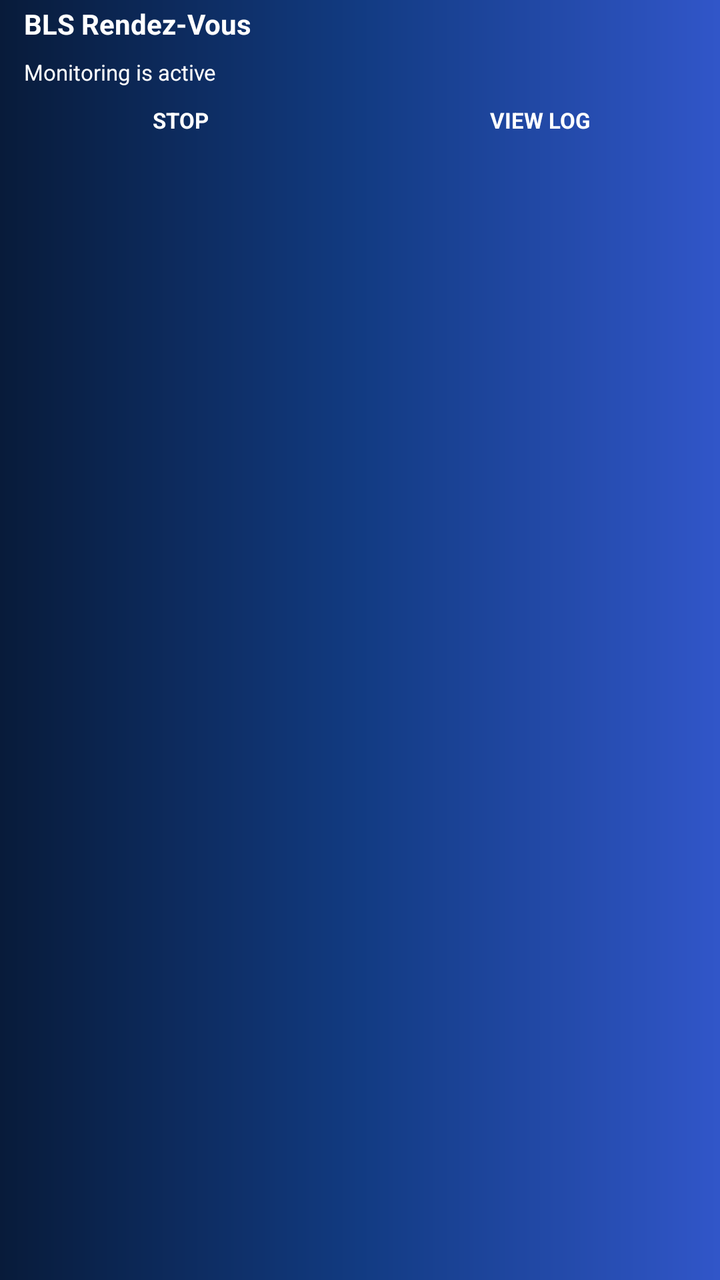
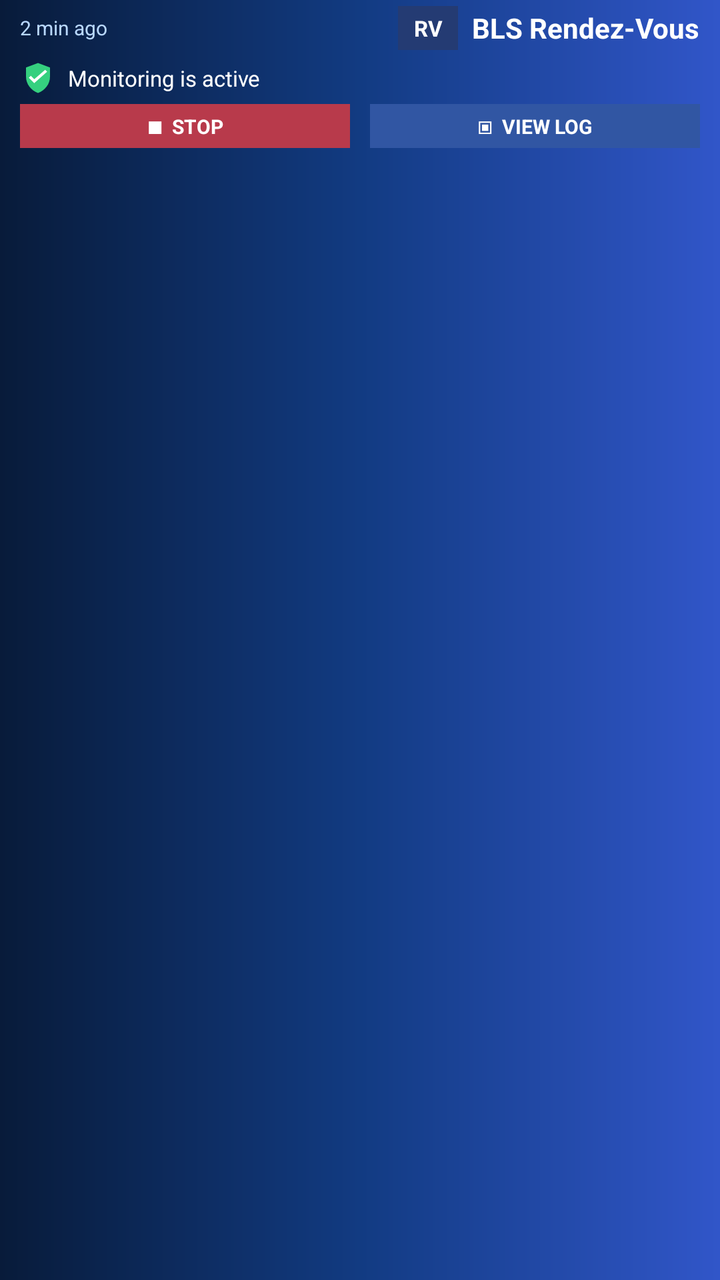

An Android layout rendered at two revisions. The XML below is the earlier revision; the diff shows what the commit changed to produce the second picture.
<!-- AndroidManifest.xml: application theme android:Theme.Material.Light.NoActionBar -->
<!-- res/layout/notification_monitoring.xml -->
<?xml version="1.0" encoding="utf-8"?>
<LinearLayout
    xmlns:android="http://schemas.android.com/apk/res/android"
    android:layout_width="match_parent"
    android:layout_height="72dp"
    android:orientation="vertical"
    android:background="@drawable/notification_header_bg">

    <TextView
        android:id="@+id/notification_title"
        android:layout_width="match_parent"
        android:layout_height="24dp"
        android:paddingStart="12dp"
        android:paddingEnd="12dp"
        android:text="BLS Rendez-Vous"
        android:textColor="#FFFFFF"
        android:textSize="14sp"
        android:textStyle="bold"
        android:gravity="center_vertical"
        android:maxLines="1" />

    <LinearLayout
        android:layout_width="match_parent"
        android:layout_height="24dp"
        android:orientation="horizontal">

        <TextView
            android:id="@+id/notification_description"
            android:layout_width="0dp"
            android:layout_height="match_parent"
            android:layout_weight="1"
            android:paddingStart="12dp"
            android:paddingEnd="4dp"
            android:text="Monitoring is active"
            android:textColor="#FFFFFF"
            android:textSize="11sp"
            android:gravity="center_vertical"
            android:maxLines="1" />

    </LinearLayout>

    <LinearLayout
        android:layout_width="match_parent"
        android:layout_height="24dp"
        android:orientation="horizontal"
        android:gravity="center_vertical">

        <TextView
            android:id="@+id/notification_stop"
            android:layout_width="0dp"
            android:layout_height="match_parent"
            android:layout_weight="1"
            android:gravity="center"
            android:text="STOP"
            android:textColor="#FFFFFF"
            android:textSize="11sp"
            android:textStyle="bold" />

        <TextView
            android:id="@+id/notification_log"
            android:layout_width="0dp"
            android:layout_height="match_parent"
            android:layout_weight="1"
            android:gravity="center"
            android:text="VIEW LOG"
            android:textColor="#FFFFFF"
            android:textSize="11sp"
            android:textStyle="bold" />

    </LinearLayout>

</LinearLayout>
<!-- resources referenced by this layout -->
<resources>
  <!-- drawable notification_header_bg (drawable) -->
  <?xml version="1.0" encoding="utf-8"?>
  <shape
      xmlns:android="http://schemas.android.com/apk/res/android"
      android:shape="rectangle">
  
      <gradient
          android:type="linear"
          android:angle="0"
          android:startColor="#081B3A"
          android:centerColor="#123B82"
          android:endColor="#3156C9" />
  
  </shape>
</resources>

<!-- the commit's change to res/layout/notification_monitoring.xml (unified diff, before → after) -->
@@ -2,70 +2,130 @@
 <LinearLayout
     xmlns:android="http://schemas.android.com/apk/res/android"
     android:layout_width="match_parent"
-    android:layout_height="72dp"
+    android:layout_height="76dp"
     android:orientation="vertical"
-    android:background="@drawable/notification_header_bg">
+    android:background="@drawable/notification_header_bg"
+    android:paddingStart="10dp"
+    android:paddingEnd="10dp">
 
-    <TextView
-        android:id="@+id/notification_title"
-        android:layout_width="match_parent"
-        android:layout_height="24dp"
-        android:paddingStart="12dp"
-        android:paddingEnd="12dp"
-        android:text="BLS Rendez-Vous"
-        android:textColor="#FFFFFF"
-        android:textSize="14sp"
-        android:textStyle="bold"
-        android:gravity="center_vertical"
-        android:maxLines="1" />
+    
+    
+    
 
     <LinearLayout
         android:layout_width="match_parent"
-        android:layout_height="24dp"
-        android:orientation="horizontal">
+        android:layout_height="28dp"
+        android:orientation="horizontal"
+        android:gravity="center_vertical">
+
+        
 
         <TextView
-            android:id="@+id/notification_description"
+            android:id="@+id/notification_time"
             android:layout_width="0dp"
             android:layout_height="match_parent"
             android:layout_weight="1"
-            android:paddingStart="12dp"
-            android:paddingEnd="4dp"
-            android:text="Monitoring is active"
+            android:gravity="center_vertical"
+            android:text="2 min ago"
+            android:textColor="#B9D8FF"
+            android:textSize="10sp"
+            android:maxLines="1" />
+
+        
+
+        <TextView
+            android:id="@+id/notification_rv"
+            android:layout_width="30dp"
+            android:layout_height="22dp"
+            android:gravity="center"
+            android:text="RV"
             android:textColor="#FFFFFF"
             android:textSize="11sp"
+            android:textStyle="bold"
+            android:background="#243B73" />
+
+        
+
+        <TextView
+            android:id="@+id/notification_title"
+            android:layout_width="wrap_content"
+            android:layout_height="match_parent"
+            android:paddingStart="7dp"
             android:gravity="center_vertical"
+            android:text="BLS Rendez-Vous"
+            android:textColor="#FFFFFF"
+            android:textSize="14sp"
+            android:textStyle="bold"
             android:maxLines="1" />
 
     </LinearLayout>
 
+
+    
+    
+    
+
     <LinearLayout
         android:layout_width="match_parent"
-        android:layout_height="24dp"
+        android:layout_height="22dp"
+        android:orientation="horizontal"
+        android:gravity="center_vertical">
+
+        <ImageView
+            android:layout_width="18dp"
+            android:layout_height="18dp"
+            android:src="@drawable/ic_monitoring_shield"
+            android:contentDescription="@null" />
+
+        <TextView
+            android:id="@+id/notification_description"
+            android:layout_width="wrap_content"
+            android:layout_height="match_parent"
+            android:paddingStart="6dp"
+            android:gravity="center_vertical"
+            android:text="Monitoring is active"
+            android:textColor="#FFFFFF"
+            android:textSize="11sp"
+            android:maxLines="1" />
+
+    </LinearLayout>
+
+
+    
+    
+    
+
+    <LinearLayout
+        android:layout_width="match_parent"
+        android:layout_height="26dp"
         android:orientation="horizontal"
         android:gravity="center_vertical">
 
         <TextView
             android:id="@+id/notification_stop"
             android:layout_width="0dp"
-            android:layout_height="match_parent"
+            android:layout_height="22dp"
             android:layout_weight="1"
+            android:layout_marginEnd="5dp"
             android:gravity="center"
-            android:text="STOP"
+            android:text="■  STOP"
             android:textColor="#FFFFFF"
-            android:textSize="11sp"
-            android:textStyle="bold" />
+            android:textSize="10sp"
+            android:textStyle="bold"
+            android:background="#B83A4B" />
 
         <TextView
             android:id="@+id/notification_log"
             android:layout_width="0dp"
-            android:layout_height="match_parent"
+            android:layout_height="22dp"
             android:layout_weight="1"
+            android:layout_marginStart="5dp"
             android:gravity="center"
-            android:text="VIEW LOG"
+            android:text="▣  VIEW LOG"
             android:textColor="#FFFFFF"
-            android:textSize="11sp"
-            android:textStyle="bold" />
+            android:textSize="10sp"
+            android:textStyle="bold"
+            android:background="#3156A3" />
 
     </LinearLayout>
 
<!-- resource entries referenced after the edit -->
@@ -1,5 +1,37 @@
 <!-- resources referenced by this layout -->
 <resources>
+  <!-- drawable ic_monitoring_shield (drawable) -->
+  <?xml version="1.0" encoding="utf-8"?>
+  <vector
+      xmlns:android="http://schemas.android.com/apk/res/android"
+      android:width="18dp"
+      android:height="18dp"
+      android:viewportWidth="24"
+      android:viewportHeight="24">
+  
+      
+      <path
+          android:fillColor="#35D07F"
+          android:pathData="M12,2
+                            L20,5
+                            L20,11
+                            C20,16 16.8,20.2 12,22
+                            C7.2,20.2 4,16 4,11
+                            L4,5
+                            Z" />
+  
+      
+      <path
+          android:fillColor="#FFFFFF"
+          android:pathData="M9.5,12.8
+                            L7.2,10.5
+                            L5.9,11.8
+                            L9.5,15.4
+                            L18.1,7.8
+                            L16.8,6.5
+                            Z" />
+  
+  </vector>
   <!-- drawable notification_header_bg (drawable) -->
   <?xml version="1.0" encoding="utf-8"?>
   <shape
